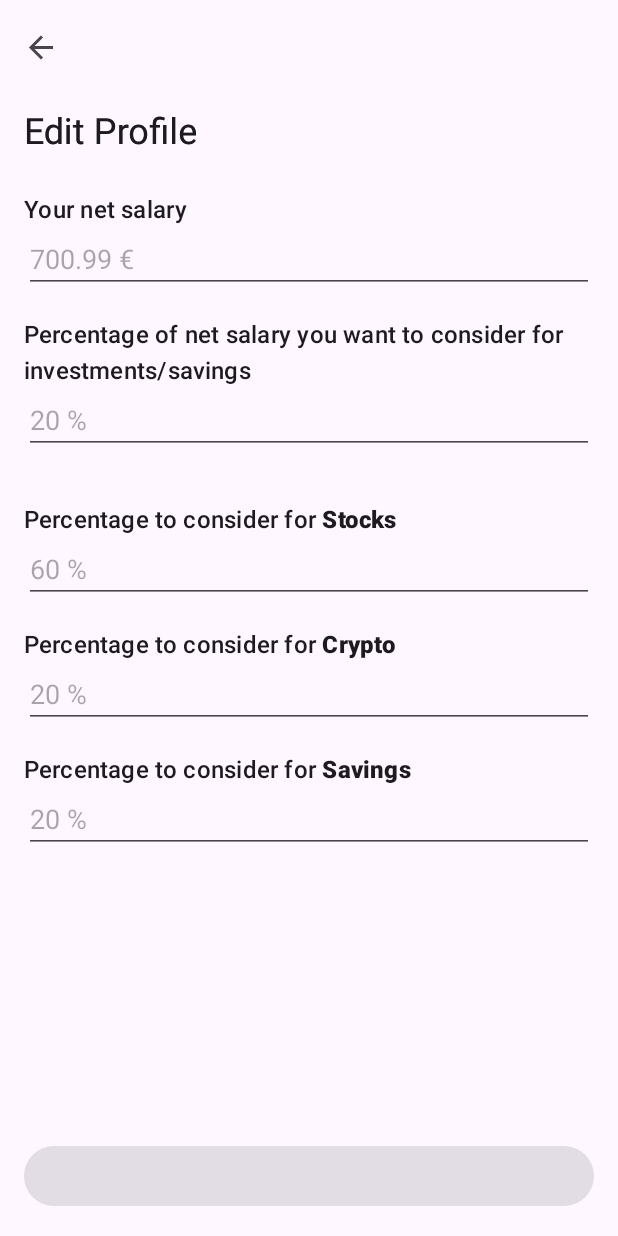
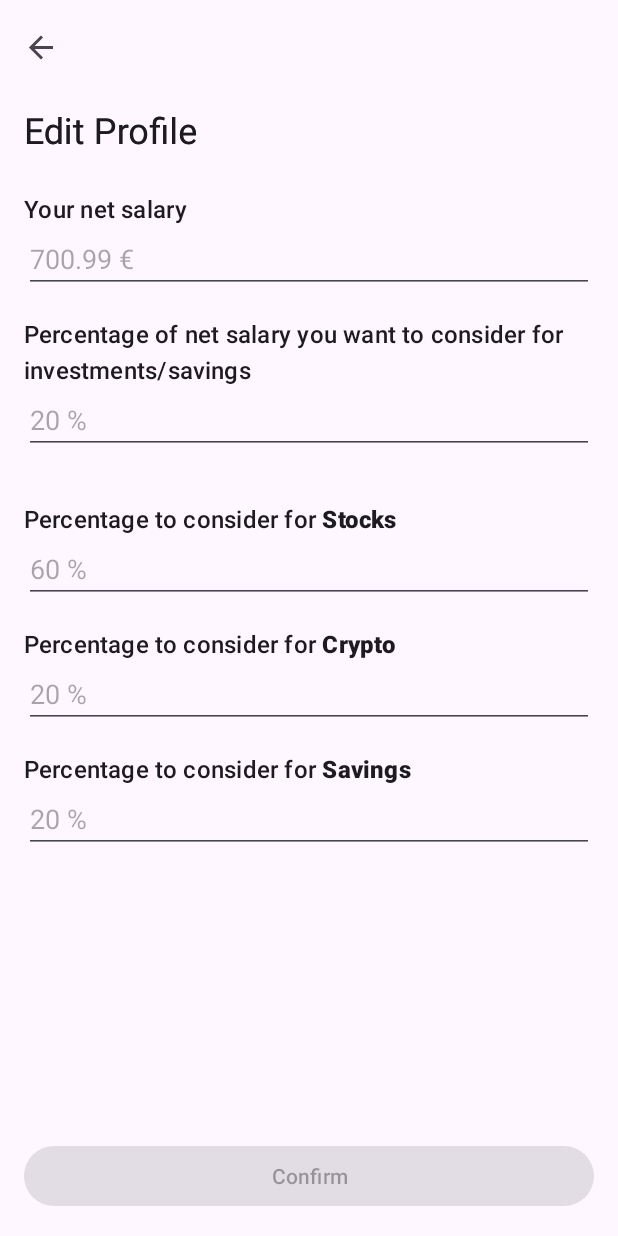
Before and after one commit to 3dylson/my-share, an Android app: the EditProfileFragment screen opened through its navigation route, on a phone screen of 412 x 824 dp. Run offline under Robolectric (Android 15) with nearby library versions, the phone set to English and light mode, and no system bars; our stand-ins replace navigation-ui.

Commit message:
feat(edit profile): finish btn enable logic

```diff
--- a/app/src/main/java/pt/ms/myshare/ui/EditProfileFragment.kt
+++ b/app/src/main/java/pt/ms/myshare/ui/EditProfileFragment.kt
@@ -1,12 +1,15 @@
 package pt.ms.myshare.ui
 
 import android.os.Bundle
+import android.text.TextUtils
 import android.view.View
+import android.widget.EditText
 import pt.ms.myshare.R
 import pt.ms.myshare.databinding.FragmentEditProfileBinding
-import pt.ms.myshare.utils.BaseFragment
-import pt.ms.myshare.utils.MoneyTextWatcher
-import pt.ms.myshare.utils.PercentageTextWatcher
+import pt.ms.myshare.utils.*
+import java.math.BigDecimal
+import java.text.NumberFormat
+import java.util.*
 
 class EditProfileFragment :
     BaseFragment<FragmentEditProfileBinding>(FragmentEditProfileBinding::inflate) {
@@ -29,15 +32,11 @@ class EditProfileFragment :
             stockPercentage.addTextChangedListener(PercentageTextWatcher(stockPercentage))
             cryptoPercentage.addTextChangedListener(PercentageTextWatcher(cryptoPercentage))
             savingsPercentage.addTextChangedListener(PercentageTextWatcher(savingsPercentage))
+            confirmButton.bottomBtn.setupEnableWithInputValidation(getScreenInputs()) { validateForm() }
+            confirmButton.bottomBtn.text = resources.getString(R.string.btn_ep_confirm_text)
 
             setupInputsLogic(
-                arrayOf(
-                    netSalary,
-                    netSalaryPercentage,
-                    stockPercentage,
-                    cryptoPercentage,
-                    savingsPercentage
-                ),
+                getScreenInputs(),
                 arrayOf(
                     netSalaryLabel,
                     netSalaryPercentageLabel,
@@ -50,4 +49,29 @@ class EditProfileFragment :
         }
     }
 
+    private fun validateForm(): Boolean {
+        var isValid = true
+
+        if (TextUtils.isEmpty(binding.netSalary.text.toString()) || StringUtils.parseCurrencyValue(
+                binding.netSalary.text.toString(),
+                NumberFormat.getCurrencyInstance(Locale.getDefault())
+            ) == BigDecimal.ZERO
+        ) return false
+
+        if (Utils.isAnyInputEmpty(getScreenInputs())) isValid = false
+
+
+        return isValid
+    }
+
+    private fun getScreenInputs(): Array<EditText> {
+        return arrayOf(
+            binding.netSalary,
+            binding.netSalaryPercentage,
+            binding.stockPercentage,
+            binding.cryptoPercentage,
+            binding.savingsPercentage
+        )
+    }
+
 }
--- /dev/null
+++ b/app/src/main/java/pt/ms/myshare/utils/Extensions.kt
@@ -0,0 +1,32 @@
+package pt.ms.myshare.utils
+
+import android.text.Editable
+import android.text.TextWatcher
+import android.widget.Button
+import android.widget.EditText
+
+fun Button.setupEnableWithInputValidation(
+    textInputs: Array<EditText>,
+    validateForm: () -> Boolean
+) {
+    val textWatcher = object : TextWatcher {
+        override fun beforeTextChanged(p0: CharSequence?, p1: Int, p2: Int, p3: Int) {
+            /* Not used */
+        }
+
+        override fun onTextChanged(s: CharSequence?, start: Int, before: Int, count: Int) {
+            this@setupEnableWithInputValidation.isEnabled = validateForm()
+        }
+
+        override fun afterTextChanged(p0: Editable?) {
+            /* Not used */
+        }
+
+    }
+
+    textInputs.forEach {
+        it.addTextChangedListener(textWatcher)
+    }
+
+
+}
--- a/app/src/main/java/pt/ms/myshare/utils/InputFilterNumberRange.kt
+++ b/app/src/main/java/pt/ms/myshare/utils/InputFilterNumberRange.kt
@@ -6,6 +6,9 @@ import android.util.Log
 
 private const val TAG = "InputFilterNumberRange"
 
+/**
+ * @author @3dylson
+ * */
 class InputFilterNumberRange : InputFilter {
     private var min: Int
     private var max: Int
--- a/app/src/main/java/pt/ms/myshare/utils/MoneyTextWatcher.kt
+++ b/app/src/main/java/pt/ms/myshare/utils/MoneyTextWatcher.kt
@@ -14,6 +14,9 @@ import java.util.*
 private const val TAG = "MoneyTextWatcher"
 private const val DECIMAL_DIGITS = 2
 
+/**
+ * @author @3dylson
+ * */
 class MoneyTextWatcher(editText: EditText?) : TextWatcher {
     private val numberFormat: NumberFormat = NumberFormat.getCurrencyInstance(
         Locale.getDefault()
--- a/app/src/main/java/pt/ms/myshare/utils/PercentageTextWatcher.kt
+++ b/app/src/main/java/pt/ms/myshare/utils/PercentageTextWatcher.kt
@@ -13,6 +13,9 @@ private const val MAX_INPUT_LENGTH = 5 // ex: 100 %
 private const val MAX_PERCENTAGE = "100"
 private const val MIN_PERCENTAGE = "1"
 
+/**
+ * @author @3dylson
+ * */
 class PercentageTextWatcher(editText: EditText?) : TextWatcher {
 
     private var editTextWeakReference: WeakReference<EditText>? = null
--- a/app/src/main/res/layout/bottom_loading_btn.xml
+++ b/app/src/main/res/layout/bottom_loading_btn.xml
@@ -11,9 +11,9 @@
         android:layout_height="wrap_content"
         android:layout_alignParentBottom="true"
         android:enabled="false"
+        android:textAllCaps="false"
         tools:enabled="true"
-        tools:text="Click here"
-        android:textAllCaps="false" />
+        tools:text="Click here" />
 
     <ProgressBar
         android:id="@+id/progressBar"
--- a/app/src/main/res/layout/fragment_edit_profile.xml
+++ b/app/src/main/res/layout/fragment_edit_profile.xml
@@ -95,7 +95,9 @@
             android:importantForAutofill="no"
             android:inputType="number" />
 
-        <include layout="@layout/bottom_loading_btn" />
+        <include
+            android:id="@+id/confirm_button"
+            layout="@layout/bottom_loading_btn" />
 
     </LinearLayout>
 
--- a/app/src/main/res/values/strings.xml
+++ b/app/src/main/res/values/strings.xml
@@ -57,6 +57,7 @@
     <string name="pref_key_percentage_stocks_value" translatable="false">psv</string>
     <string name="pref_key_percentage_crypto_value" translatable="false">pcv</string>
     <string name="pref_key_percentage_savings_value" translatable="false">psv</string>
+    <string name="btn_ep_confirm_text">Confirm</string>
 
 
 </resources>
```
Also changed, not shown: app/src/main/java/pt/ms/myshare/utils/BaseFragment.kt (+10 -1 lines), app/src/main/java/pt/ms/myshare/utils/Utils.kt (+12 -1 lines).
